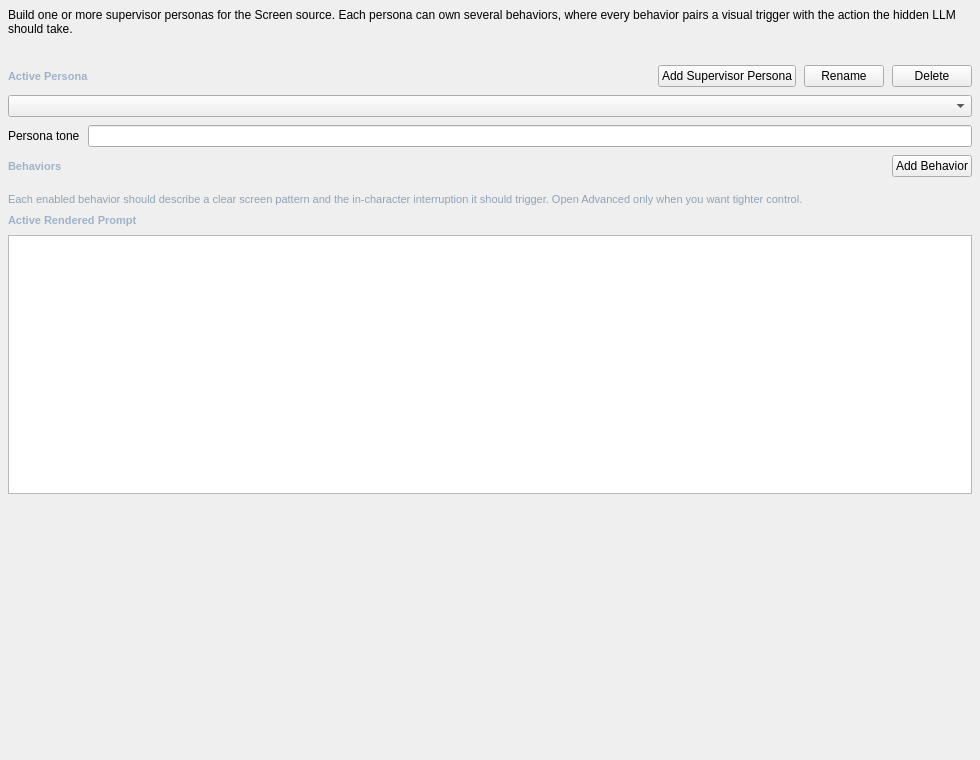
Before: the Qt Designer form addons/screen_supervisor/ui/screen_supervisor.ui in Rakile/NeuralCompanion, drawn with Qt 5.
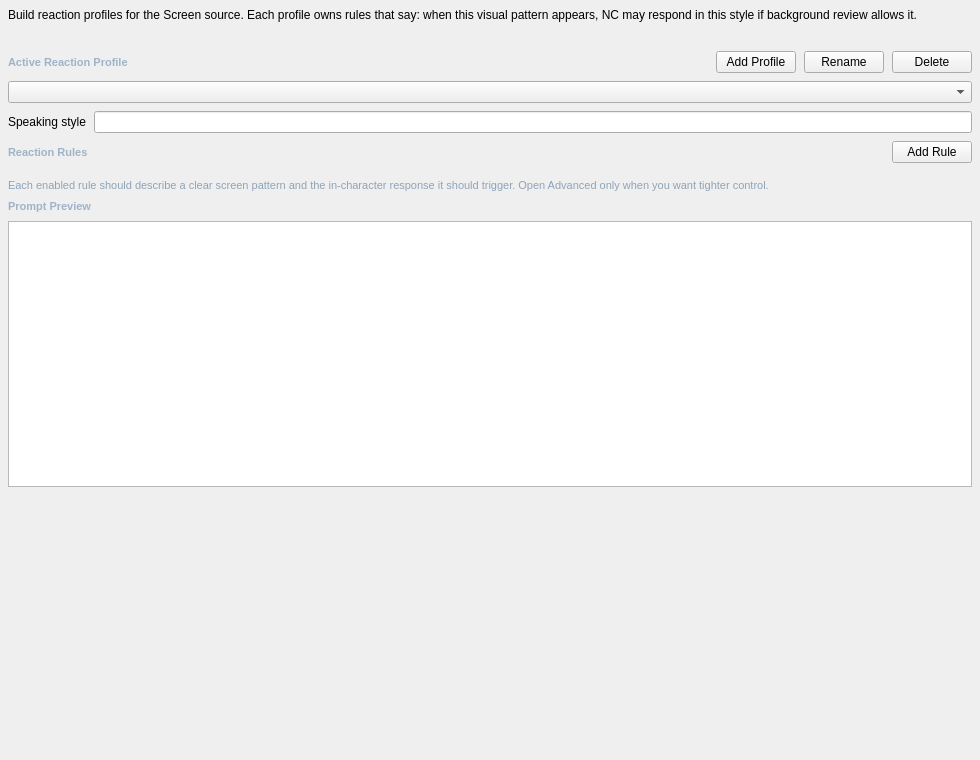
After: the same form once the commit is applied.

```diff
--- a/addons/screen_supervisor/ui/screen_supervisor.ui
+++ b/addons/screen_supervisor/ui/screen_supervisor.ui
@@ -29,7 +29,7 @@
    <item>
     <widget class="QLabel" name="screen_supervisor_intro_label">
      <property name="text">
-      <string>Build one or more supervisor personas for the Screen source. Each persona can own several behaviors, where every behavior pairs a visual trigger with the action the hidden LLM should take.</string>
+      <string>Build reaction profiles for the Screen source. Each profile owns rules that say: when this visual pattern appears, NC may respond in this style if background review allows it.</string>
      </property>
      <property name="wordWrap">
       <bool>true</bool>
@@ -57,7 +57,7 @@
         <string notr="true">color: #9fb3c8; font-size: 11px; font-weight: 600;</string>
        </property>
        <property name="text">
-        <string>Active Persona</string>
+        <string>Active Reaction Profile</string>
        </property>
       </widget>
      </item>
@@ -77,7 +77,7 @@
      <item>
       <widget class="QPushButton" name="btn_screen_supervisor_add_persona">
        <property name="text">
-        <string>Add Supervisor Persona</string>
+        <string>Add Profile</string>
        </property>
       </widget>
      </item>
@@ -108,7 +108,7 @@
      <item row="0" column="0">
       <widget class="QLabel" name="screen_supervisor_persona_tone_label">
        <property name="text">
-        <string>Persona tone</string>
+        <string>Speaking style</string>
        </property>
       </widget>
      </item>
@@ -125,7 +125,7 @@
         <string notr="true">color: #9fb3c8; font-size: 11px; font-weight: 600;</string>
        </property>
        <property name="text">
-        <string>Behaviors</string>
+        <string>Reaction Rules</string>
        </property>
       </widget>
      </item>
@@ -145,7 +145,7 @@
      <item>
       <widget class="QPushButton" name="btn_screen_supervisor_add_behavior">
        <property name="text">
-        <string>Add Behavior</string>
+        <string>Add Rule</string>
        </property>
       </widget>
      </item>
@@ -178,7 +178,7 @@
       <string notr="true">color: #8ea3b8; font-size: 11px;</string>
      </property>
      <property name="text">
-      <string>Each enabled behavior should describe a clear screen pattern and the in-character interruption it should trigger. Open Advanced only when you want tighter control.</string>
+      <string>Each enabled rule should describe a clear screen pattern and the in-character response it should trigger. Open Advanced only when you want tighter control.</string>
      </property>
      <property name="wordWrap">
       <bool>true</bool>
@@ -191,7 +191,7 @@
       <string notr="true">color: #9fb3c8; font-size: 11px; font-weight: 600;</string>
      </property>
      <property name="text">
-      <string>Active Rendered Prompt</string>
+      <string>Prompt Preview</string>
      </property>
     </widget>
    </item>
```
